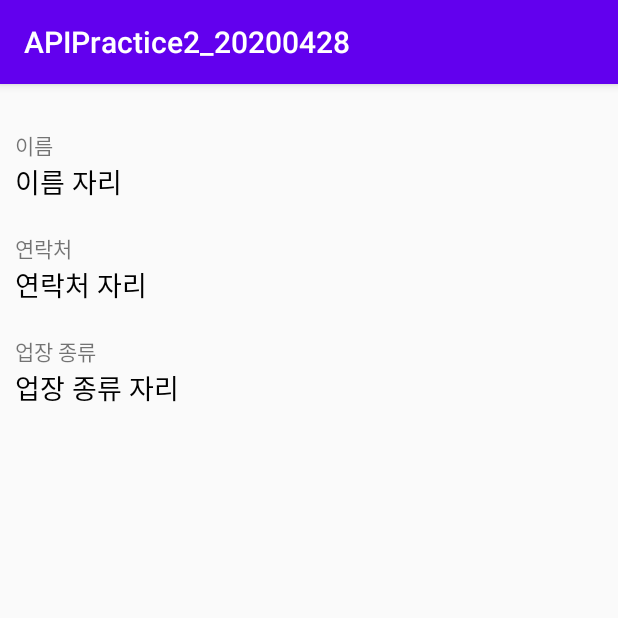
After one commit to RobertHan96/APIPractice2_20200428, an Android app: the MyPageActivity screen opened directly, with no data from a screen before it, on a phone screen of 412 x 824 dp, the top half of it. The commit adds this screen. Run offline under Robolectric (Android 15) with nearby library versions, the phone set to English and light mode, and no system bars.

Commit message:
마이페이지 추가, 로그인 성공시 이동 처리

```diff
--- a/app/src/main/AndroidManifest.xml
+++ b/app/src/main/AndroidManifest.xml
@@ -1,17 +1,21 @@
 <?xml version="1.0" encoding="utf-8"?>
 <manifest xmlns:android="http://schemas.android.com/apk/res/android"
     package="com.nexon.apipractice2_20200428">
-    <uses-permission android:name="android.permission.INTERNET"/>
+
+    <uses-permission android:name="android.permission.INTERNET" />
+
     <application
         android:allowBackup="true"
         android:icon="@mipmap/ic_launcher"
         android:label="@string/app_name"
         android:roundIcon="@mipmap/ic_launcher_round"
         android:supportsRtl="true"
-        android:usesCleartextTraffic="true"
-        android:theme="@style/AppTheme">
-        <activity android:name=".LoginActivity"></activity>
-        <activity android:name=".SplashActivity"
+        android:theme="@style/AppTheme"
+        android:usesCleartextTraffic="true">
+        <activity android:name=".MyPageActivity"></activity>
+        <activity android:name=".LoginActivity" />
+        <activity
+            android:name=".SplashActivity"
             android:theme="@style/Theme.AppCompat.Light.NoActionBar">
             <intent-filter>
                 <action android:name="android.intent.action.MAIN" />
--- a/app/src/main/java/com/nexon/apipractice2_20200428/LoginActivity.kt
+++ b/app/src/main/java/com/nexon/apipractice2_20200428/LoginActivity.kt
@@ -1,10 +1,13 @@
 package com.nexon.apipractice2_20200428
 
+import android.content.Context
+import android.content.Intent
 import androidx.appcompat.app.AppCompatActivity
 import android.os.Bundle
 import android.util.Log
 import android.widget.Toast
 import com.nexon.apipractice2_20200428.utils.ConectServer
+import com.nexon.apipractice2_20200428.utils.ContextUtil
 import kotlinx.android.synthetic.main.activity_login.*
 import org.json.JSONObject
 
@@ -31,6 +34,10 @@ class LoginActivity : BaseActivity() {
                         val data = json.getJSONObject("data")
                         val user = data.getJSONObject("user")
                         val token = data.getJSONObject("token")
+//                        ContextUtil.setUserToken(mContext, token.toString())
+
+                        val myIntent = Intent(mContext, MyPageActivity::class.java)
+                        startActivity(myIntent)
 
 
                     } else {
--- /dev/null
+++ b/app/src/main/java/com/nexon/apipractice2_20200428/MyPageActivity.kt
@@ -0,0 +1,22 @@
+package com.nexon.apipractice2_20200428
+
+import androidx.appcompat.app.AppCompatActivity
+import android.os.Bundle
+
+class MyPageActivity : BaseActivity() {
+    override fun onCreate(savedInstanceState: Bundle?) {
+        super.onCreate(savedInstanceState)
+        setContentView(R.layout.activity_my_page)
+        setupEvents()
+        setValues()
+    }
+
+    override fun setupEvents() {
+
+    }
+
+    override fun setValues() {
+
+    }
+
+}
--- /dev/null
+++ b/app/src/main/java/com/nexon/apipractice2_20200428/utils/ContextUtil.kt
@@ -0,0 +1,21 @@
+package com.nexon.apipractice2_20200428.utils
+
+import android.content.Context
+
+class ContextUtil {
+    companion object{
+        val prefName = "APIPracticePreference"
+        val USER_TOKEN = "USER_TOKEN"
+
+        fun  setUserToken(context : Context, token : String) {
+            val pref = context.getSharedPreferences(prefName, Context.MODE_PRIVATE)
+            pref.edit().putString(USER_TOKEN, token).apply()
+        }
+
+        fun getUserToken(context: Context) : String {
+            val pref = context.getSharedPreferences(prefName, Context.MODE_PRIVATE)
+            return pref.getString(USER_TOKEN, "")!!
+        }
+
+    }
+}
--- /dev/null
+++ b/app/src/main/res/layout/activity_my_page.xml
@@ -0,0 +1,50 @@
+<?xml version="1.0" encoding="utf-8"?>
+<LinearLayout xmlns:android="http://schemas.android.com/apk/res/android"
+    xmlns:app="http://schemas.android.com/apk/res-auto"
+    xmlns:tools="http://schemas.android.com/tools"
+    android:layout_width="match_parent"
+    android:layout_height="match_parent"
+    android:orientation="vertical"
+    android:padding="10dp"
+    tools:context=".MyPageActivity">
+
+    <TextView
+        android:layout_marginTop="20dp"
+        android:layout_width="wrap_content"
+        android:layout_height="wrap_content"
+        android:text="이름"/>
+     <TextView
+         android:id="@+id/nameText"
+         android:layout_width="wrap_content"
+         android:layout_height="wrap_content"
+         android:textSize="18dp"
+         android:textColor="#000000"
+         android:text="이름 자리"/>
+
+    <TextView
+        android:layout_marginTop="20dp"
+        android:layout_width="wrap_content"
+        android:layout_height="wrap_content"
+        android:text="연락처"/>
+    <TextView
+        android:id="@+id/phoneText"
+        android:layout_width="wrap_content"
+        android:layout_height="wrap_content"
+        android:textSize="18dp"
+        android:textColor="#000000"
+        android:text="연락처 자리"/>
+
+    <TextView
+        android:layout_marginTop="20dp"
+        android:layout_width="wrap_content"
+        android:layout_height="wrap_content"
+        android:text="업장 종류"/>
+    <TextView
+        android:id="@+id/storeText"
+        android:layout_width="wrap_content"
+        android:layout_height="wrap_content"
+        android:textSize="18dp"
+        android:textColor="#000000"
+        android:text="업장 종류 자리"/>
+
+</LinearLayout>
```
